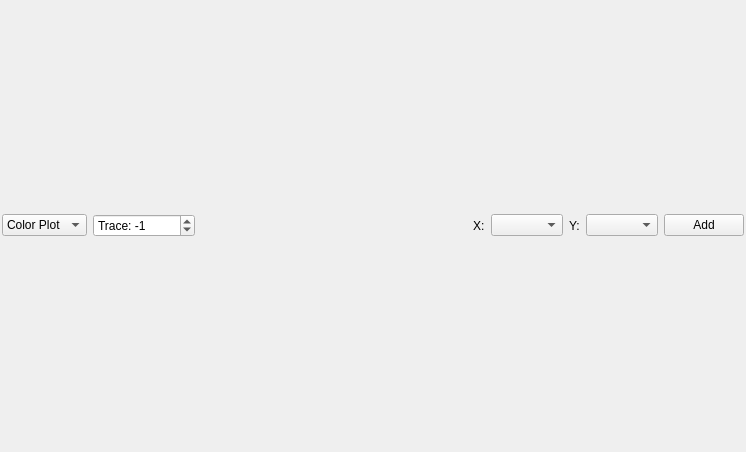
The window that qkit/gui/qviewkit/plot_view.ui (qkitgroup/qkit) describes before a commit, drawn with Qt 5.
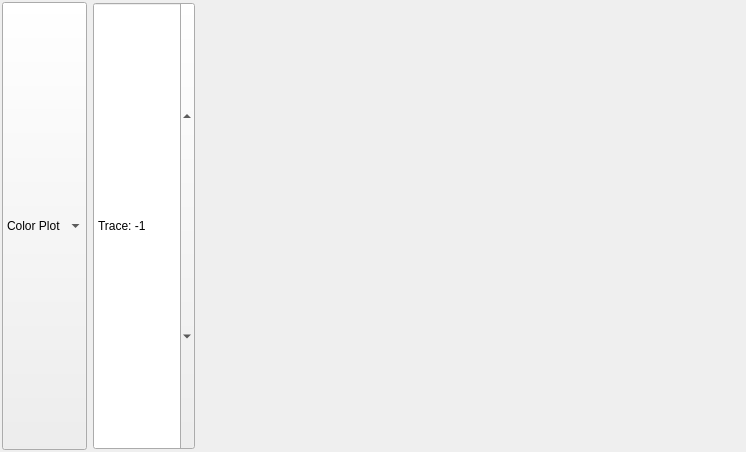
The same window after the commit.

The edit to the form file:
```diff
--- a/qkit/gui/qviewkit/plot_view.ui
+++ b/qkit/gui/qviewkit/plot_view.ui
@@ -24,6 +24,12 @@
      </property>
      <item>
       <widget class="QComboBox" name="PlotTypeSelector">
+       <property name="sizePolicy">
+        <sizepolicy hsizetype="Preferred" vsizetype="Minimum">
+         <horstretch>0</horstretch>
+         <verstretch>0</verstretch>
+        </sizepolicy>
+       </property>
        <item>
         <property name="text">
          <string>Color Plot</string>
@@ -38,6 +44,12 @@
      </item>
      <item>
       <widget class="QSpinBox" name="TraceSelector">
+       <property name="sizePolicy">
+        <sizepolicy hsizetype="Minimum" vsizetype="Minimum">
+         <horstretch>0</horstretch>
+         <verstretch>0</verstretch>
+        </sizepolicy>
+       </property>
        <property name="suffix">
         <string/>
        </property>
@@ -68,59 +80,6 @@
        </property>
       </spacer>
      </item>
-     <item>
-      <widget class="QLabel" name="label">
-       <property name="text">
-        <string>X:</string>
-       </property>
-      </widget>
-     </item>
-     <item>
-      <widget class="QComboBox" name="addXPlotSelector">
-       <property name="sizePolicy">
-        <sizepolicy hsizetype="Fixed" vsizetype="Fixed">
-         <horstretch>0</horstretch>
-         <verstretch>0</verstretch>
-        </sizepolicy>
-       </property>
-       <property name="maximumSize">
-        <size>
-         <width>150</width>
-         <height>16777215</height>
-        </size>
-       </property>
-       <property name="baseSize">
-        <size>
-         <width>0</width>
-         <height>0</height>
-        </size>
-       </property>
-      </widget>
-     </item>
-     <item>
-      <widget class="QLabel" name="label_2">
-       <property name="text">
-        <string>Y:</string>
-       </property>
-      </widget>
-     </item>
-     <item>
-      <widget class="QComboBox" name="addYPlotSelector">
-       <property name="maximumSize">
-        <size>
-         <width>150</width>
-         <height>16777215</height>
-        </size>
-       </property>
-      </widget>
-     </item>
-     <item>
-      <widget class="QPushButton" name="addPlotBut">
-       <property name="text">
-        <string>Add</string>
-       </property>
-      </widget>
-     </item>
     </layout>
    </item>
    <item row="1" column="0">
```
